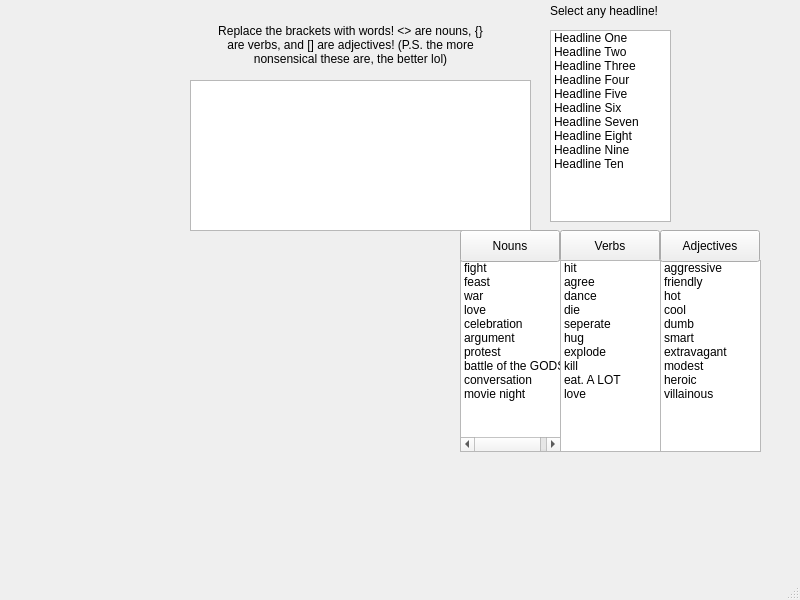
This is mainwindow.ui in SashaRybalkina/EducationalApp3505 as Qt 5 draws it before an edit. The edited form follows.
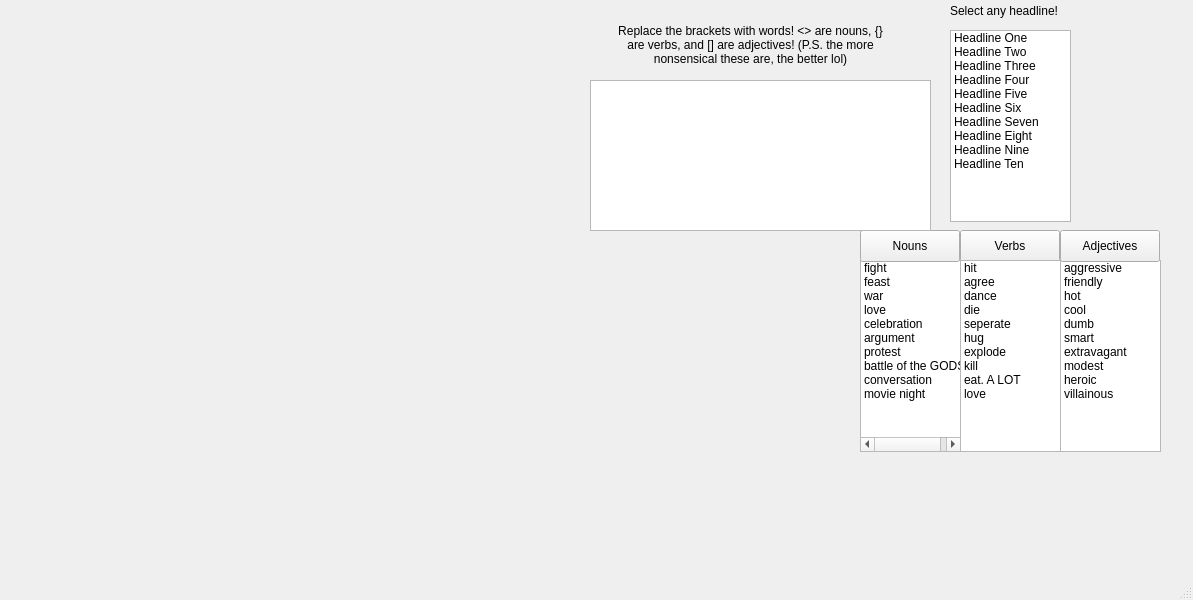
This is the edited form.

```diff
--- a/mainwindow.ui
+++ b/mainwindow.ui
@@ -6,7 +6,7 @@
    <rect>
     <x>0</x>
     <y>0</y>
-    <width>800</width>
+    <width>1193</width>
     <height>600</height>
    </rect>
   </property>
@@ -17,7 +17,7 @@
    <widget class="QListWidget" name="nounList">
     <property name="geometry">
      <rect>
-      <x>460</x>
+      <x>860</x>
       <y>260</y>
       <width>101</width>
       <height>192</height>
@@ -77,7 +77,7 @@
    <widget class="QListWidget" name="headlineList">
     <property name="geometry">
      <rect>
-      <x>550</x>
+      <x>950</x>
       <y>30</y>
       <width>121</width>
       <height>192</height>
@@ -137,7 +137,7 @@
    <widget class="QListWidget" name="adjectiveList">
     <property name="geometry">
      <rect>
-      <x>660</x>
+      <x>1060</x>
       <y>260</y>
       <width>101</width>
       <height>192</height>
@@ -197,7 +197,7 @@
    <widget class="QPushButton" name="verbsButton">
     <property name="geometry">
      <rect>
-      <x>560</x>
+      <x>960</x>
       <y>230</y>
       <width>100</width>
       <height>32</height>
@@ -210,7 +210,7 @@
    <widget class="QLabel" name="headlineLabel">
     <property name="geometry">
      <rect>
-      <x>550</x>
+      <x>950</x>
       <y>0</y>
       <width>121</width>
       <height>21</height>
@@ -223,7 +223,7 @@
    <widget class="QListWidget" name="verbList">
     <property name="geometry">
      <rect>
-      <x>560</x>
+      <x>960</x>
       <y>260</y>
       <width>101</width>
       <height>192</height>
@@ -283,7 +283,7 @@
    <widget class="QPushButton" name="nounsButton">
     <property name="geometry">
      <rect>
-      <x>460</x>
+      <x>860</x>
       <y>230</y>
       <width>100</width>
       <height>32</height>
@@ -296,7 +296,7 @@
    <widget class="QPushButton" name="adjectivesButton">
     <property name="geometry">
      <rect>
-      <x>660</x>
+      <x>1060</x>
       <y>230</y>
       <width>100</width>
       <height>32</height>
@@ -309,7 +309,7 @@
    <widget class="QTextBrowser" name="headlineTextBox">
     <property name="geometry">
      <rect>
-      <x>190</x>
+      <x>590</x>
       <y>80</y>
       <width>341</width>
       <height>151</height>
@@ -329,7 +329,7 @@
    <widget class="QLabel" name="explanationLabel">
     <property name="geometry">
      <rect>
-      <x>210</x>
+      <x>610</x>
       <y>20</y>
       <width>281</width>
       <height>51</height>
```
Left out of the diff: 4 changed lines with no effect on the pictures.
